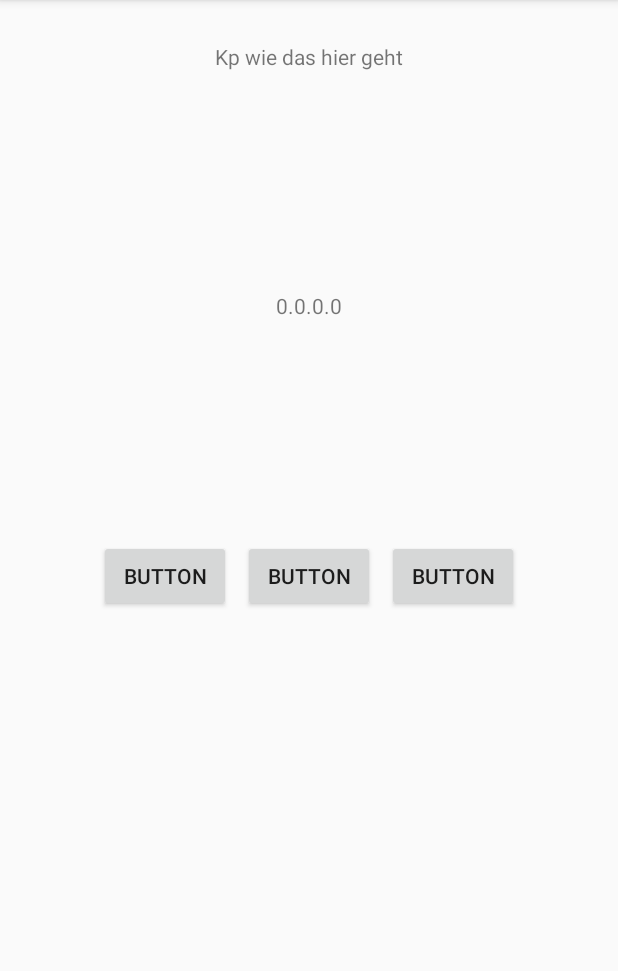
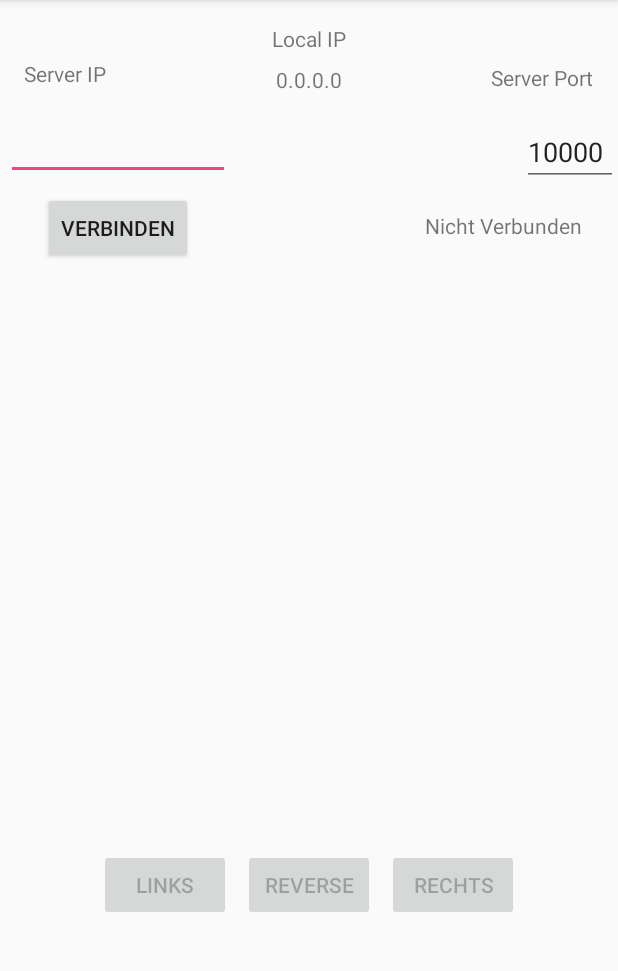
Before and after one commit to thomaswhocares/Swen-Propaganda-Mobiel, an Android app: the screen it shows after launch (MainActivity), on a phone screen of 412 x 824 dp, the part 84-1055 px from its top. Run offline under Robolectric (Android 15) with nearby library versions, the phone set to English and light mode, and no system bars.

Commit message:
App Update .....

```diff
--- a/App/app/build.gradle
+++ b/App/app/build.gradle
@@ -25,4 +25,5 @@ dependencies {
     testImplementation 'junit:junit:4.12'
     androidTestImplementation 'com.android.support.test:runner:1.0.1'
     androidTestImplementation 'com.android.support.test.espresso:espresso-core:3.0.1'
+    implementation 'com.android.support:design:27.1.1'
 }
--- /dev/null
+++ b/App/app/src/main/java/com/example/thomas/myapplication/Client.java
@@ -0,0 +1,16 @@
+package com.example.thomas.myapplication;
+
+import java.net.Socket;
+
+public class Client {
+    private Socket connectionSocket;
+    private String serverIP;
+    private int serverPort;
+
+
+    public Client(String serverIP,int serverPort){
+
+
+    }
+
+}
--- a/App/app/src/main/java/com/example/thomas/myapplication/MainActivity.java
+++ b/App/app/src/main/java/com/example/thomas/myapplication/MainActivity.java
@@ -5,36 +5,56 @@ import android.support.v7.app.AppCompatActivity;
 import android.os.Bundle;
 import android.net.wifi.WifiManager;
 import android.content.Context;
+import android.view.View;
 import android.widget.Button;
+import android.widget.EditText;
 import android.widget.TextView;
+import android.widget.Toast;
 
-import java.net.Socket;
 
 public class MainActivity extends AppCompatActivity {
 
-    private Socket socket;
-
-    private static final int port = 10000;
-    static  String Server_ip = "0";
-
-
-
-     public String localIpAdress(){
-
-         WifiManager wifiMan = (WifiManager) this.getSystemService(Context.WIFI_SERVICE);
-         WifiInfo wifiInf = wifiMan.getConnectionInfo();
-         int ipAddress = wifiInf.getIpAddress();
-         String ip = String.format("%d.%d.%d.%d", (ipAddress & 0xff),(ipAddress >> 8 & 0xff),(ipAddress >> 16 & 0xff),(ipAddress >> 24 & 0xff));
-         return ip;
-     }
+    TextView connectionStatus,localeIP;
+    EditText editTextIpAddress, editTextPort;
+    Button buttonConnect, buttonClear;
+    Client client;
+    private String serverIP;
+    private int serverPort;
 
     @Override
     protected void onCreate(Bundle savedInstanceState) {
         super.onCreate(savedInstanceState);
         setContentView(R.layout.activity_main);
 
-        TextView textView = (TextView) findViewById(R.id.localIP);
-        textView.setText(localIpAdress());
+        localeIP = (TextView) findViewById(R.id.textEditLocalIP);
+        localeIP.setText(localIpAddress());
 
+        editTextIpAddress = (EditText) findViewById(R.id.textEditServerIP);
+        editTextPort = (EditText) findViewById(R.id.textEditServerPort);
+        buttonConnect = (Button) findViewById(R.id.buttonServerConnect);
+        connectionStatus = (TextView) findViewById(R.id.textViewConnectionStatus);
+
+
+        buttonConnect.setOnClickListener(new View.OnClickListener() {
+            @Override
+            public void onClick(View v) {
+                serverIP = editTextIpAddress.getText().toString();
+                serverPort = Integer.parseInt(editTextPort.getText().toString());
+                Toast.makeText(getApplicationContext(), serverIP+" " +serverPort,
+                        Toast.LENGTH_SHORT).show();
+                //client = new Client();
+            }
+        });
+    }
+
+
+
+
+    public String localIpAddress() {
+        WifiManager wifiMan = (WifiManager) this.getSystemService(Context.WIFI_SERVICE);
+        WifiInfo wifiInf = wifiMan.getConnectionInfo();
+        int ipAddress = wifiInf.getIpAddress();
+        String local_ip = String.format("%d.%d.%d.%d", (ipAddress & 0xff), (ipAddress >> 8 & 0xff), (ipAddress >> 16 & 0xff), (ipAddress >> 24 & 0xff));
+        return local_ip;
     }
 }
--- a/App/app/src/main/res/layout/activity_main.xml
+++ b/App/app/src/main/res/layout/activity_main.xml
@@ -7,52 +7,126 @@
     tools:context=".MainActivity">
 
     <TextView
-        android:id="@+id/textView"
+        android:id="@+id/textViewLocalIP"
         android:layout_width="wrap_content"
         android:layout_height="wrap_content"
-        android:layout_marginTop="28dp"
-        android:text="Kp wie das hier geht"
+        android:layout_marginTop="16dp"
+        android:text="Local IP"
         app:layout_constraintLeft_toLeftOf="parent"
         app:layout_constraintRight_toRightOf="parent"
         app:layout_constraintTop_toTopOf="parent" />
 
-    <Button
-        android:id="@+id/buttonMitte"
+
+    <TextView
+        android:id="@+id/textEditLocalIP"
         android:layout_width="wrap_content"
         android:layout_height="wrap_content"
-        android:text="Button"
+        android:layout_marginTop="8dp"
+        android:text="LocalIP"
+        app:layout_constraintEnd_toEndOf="parent"
+        app:layout_constraintStart_toStartOf="parent"
+        app:layout_constraintTop_toBottomOf="@+id/textViewLocalIP" />
+
+    <TextView
+        android:id="@+id/textViewServerIP"
+        android:layout_width="wrap_content"
+        android:layout_height="wrap_content"
+        android:layout_marginBottom="16dp"
+        android:layout_marginStart="16dp"
+        android:text="Server IP"
+        app:layout_constraintBottom_toTopOf="@+id/textEditServerIP"
+        app:layout_constraintStart_toStartOf="parent" />
+
+    <TextView
+        android:id="@+id/textViewServerPort"
+        android:layout_width="wrap_content"
+        android:layout_height="wrap_content"
+        android:layout_marginBottom="16dp"
+        android:layout_marginEnd="16dp"
+        android:text="Server Port"
+        app:layout_constraintBottom_toTopOf="@+id/textEditServerPort"
+        app:layout_constraintEnd_toEndOf="parent"
+        app:layout_constraintTop_toTopOf="@+id/textViewServerIP"
+        app:layout_constraintVertical_bias="0.666" />
+
+
+    <EditText
+        android:id="@+id/textEditServerIP"
+        android:layout_width="wrap_content"
+        android:layout_height="wrap_content"
+        android:layout_marginStart="4dp"
+        android:layout_marginTop="12dp"
+        android:digits="0123456789."
+        android:ems="7"
+        android:inputType="number"
+        android:maxLength="15"
+        app:layout_constraintStart_toStartOf="parent"
+        app:layout_constraintTop_toBottomOf="@+id/textEditLocalIP" />
+
+    <EditText
+        android:id="@+id/textEditServerPort"
+        android:layout_width="wrap_content"
+        android:layout_height="wrap_content"
+        android:layout_marginTop="16dp"
+        android:digits="0123456789"
+        android:ems="3"
+        android:inputType="number"
+        android:maxLength="5"
+        android:text="10000"
+        app:layout_constraintEnd_toEndOf="parent"
+        app:layout_constraintTop_toBottomOf="@+id/textEditLocalIP" />/>
+    <Button
+        android:id="@+id/buttonServerConnect"
+        android:layout_width="wrap_content"
+        android:layout_height="wrap_content"
+        android:layout_marginTop="8dp"
+        android:text="Verbinden"
+        app:layout_constraintEnd_toEndOf="@+id/textEditServerIP"
+        app:layout_constraintStart_toStartOf="@+id/textEditServerIP"
+        app:layout_constraintTop_toBottomOf="@+id/textEditServerIP" />
+
+    <Button
+        android:id="@+id/buttonControllReverse"
+        android:layout_width="wrap_content"
+        android:layout_height="wrap_content"
+        android:enabled="false"
+        android:text="Reverse"
         app:layout_constraintBottom_toBottomOf="parent"
         app:layout_constraintEnd_toEndOf="parent"
         app:layout_constraintStart_toStartOf="parent"
-        app:layout_constraintTop_toTopOf="parent" />
+        app:layout_constraintTop_toTopOf="parent"
+        app:layout_constraintVertical_bias="0.786" />
 
     <Button
-        android:id="@+id/buttonRechts"
+        android:id="@+id/buttonControllRight"
         android:layout_width="wrap_content"
         android:layout_height="wrap_content"
         android:layout_marginStart="8dp"
-        android:text="Button"
-        app:layout_constraintStart_toEndOf="@+id/buttonMitte"
-        app:layout_constraintTop_toTopOf="@+id/buttonMitte" />
+        android:enabled="false"
+        android:text="Rechts"
+        app:layout_constraintStart_toEndOf="@+id/buttonControllReverse"
+        app:layout_constraintTop_toTopOf="@+id/buttonControllReverse" />
 
     <Button
-        android:id="@+id/buttonLinks"
+        android:id="@+id/buttonControllLeft"
         android:layout_width="wrap_content"
         android:layout_height="wrap_content"
         android:layout_marginEnd="8dp"
-        android:text="Button"
-        app:layout_constraintEnd_toStartOf="@+id/buttonMitte"
-        app:layout_constraintTop_toTopOf="@+id/buttonMitte" />
+        android:enabled="false"
+        android:text="Links"
+        app:layout_constraintEnd_toStartOf="@+id/buttonControllReverse"
+        app:layout_constraintTop_toTopOf="@+id/buttonControllReverse" />
 
     <TextView
-        android:id="@+id/localIP"
+        android:id="@+id/textViewConnectionStatus"
         android:layout_width="wrap_content"
         android:layout_height="wrap_content"
-        android:text="LocalIP"
-        app:layout_constraintBottom_toTopOf="@+id/buttonMitte"
+        android:layout_marginBottom="8dp"
+        android:layout_marginEnd="24dp"
+        android:layout_marginTop="8dp"
+        android:text="Nicht Verbunden"
+        app:layout_constraintBottom_toBottomOf="@+id/buttonServerConnect"
         app:layout_constraintEnd_toEndOf="parent"
-        app:layout_constraintStart_toStartOf="parent"
-        app:layout_constraintTop_toBottomOf="@+id/textView" />
-
-
+        app:layout_constraintTop_toTopOf="@+id/buttonServerConnect"
+        app:layout_constraintVertical_bias="0.384" />
 </android.support.constraint.ConstraintLayout>
```
